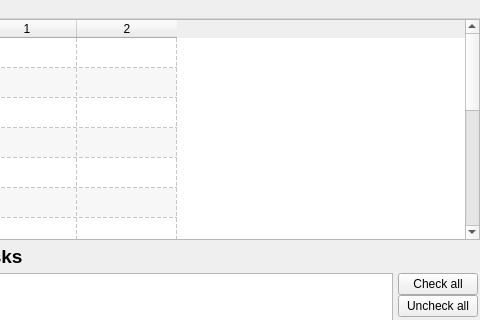
Qt form uman/src/QUMainWindow.ui (UltraStar-Deluxe/UltraStar-Manager) before a commit; both pictures show x 435 to 915 and y 0 to 320 of the 915 by 594 pixel window.
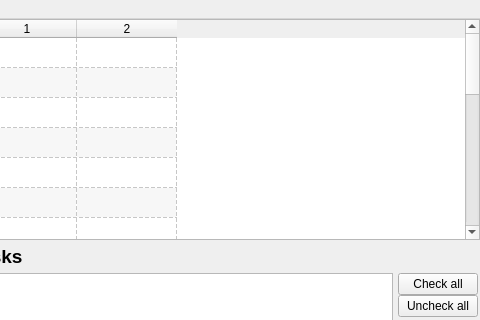
The same form after that commit. Icons and pictures are not drawn.

Patch:
```diff
--- a/uman/src/QUMainWindow.ui
+++ b/uman/src/QUMainWindow.ui
@@ -373,7 +373,7 @@
            <bool>false</bool>
           </property>
           <property name="rowCount" >
-           <number>15</number>
+           <number>19</number>
           </property>
           <property name="columnCount" >
            <number>2</number>
@@ -393,6 +393,10 @@
           <row/>
           <row/>
           <row/>
+          <row/>
+          <row/>
+          <row/>
+          <row/>
           <column/>
           <column/>
          </widget>
```
